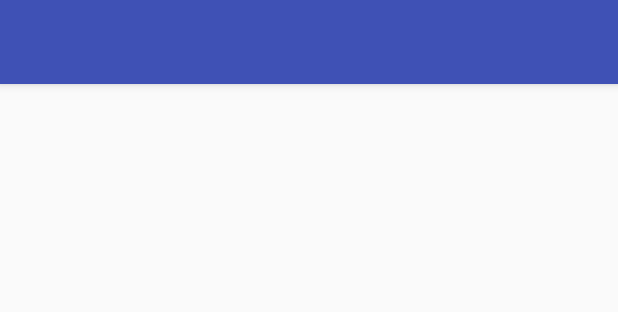
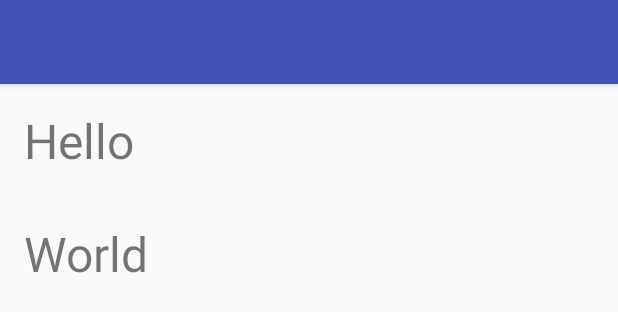
Before and after one commit to ndw6152/testmm, an Android app: the layout activity_main_homescreen.xml on its own in the app's theme, with its tools: preview values and no code run, on a phone screen of 412 x 824 dp. Shown: the top 312 px of the screen. Run offline under Robolectric (Android 15) with nearby library versions, the phone set to English and light mode, and no system bars.

Commit message:
Added textviews on the main page

```diff
--- a/TestLogin/app/src/main/res/layout/activity_main.xml
+++ b/TestLogin/app/src/main/res/layout/activity_main.xml
@@ -9,7 +9,7 @@
     tools:openDrawer="start">
 
     <include
-        layout="@layout/activity_fb_main"
+        layout="@layout/activity_main_homescreen"
         android:layout_width="match_parent"
         android:layout_height="match_parent" />
 
--- a/TestLogin/app/src/main/res/layout/activity_main_homescreen.xml
+++ b/TestLogin/app/src/main/res/layout/activity_main_homescreen.xml
@@ -1,9 +1,9 @@
 <?xml version="1.0" encoding="utf-8"?>
 <LinearLayout xmlns:android="http://schemas.android.com/apk/res/android"
+    xmlns:app="http://schemas.android.com/apk/res-auto"
     xmlns:tools="http://schemas.android.com/tools"
     android:layout_width="match_parent"
     android:layout_height="match_parent"
-    xmlns:app="http://schemas.android.com/apk/res-auto"
     android:fitsSystemWindows="true"
     android:orientation="vertical"
     tools:context="com.login.mm.nealio.testlogin.MainActivity">
@@ -22,4 +22,32 @@
             app:popupTheme="@style/AppTheme.PopupOverlay" />
     </android.support.design.widget.AppBarLayout>
 
+    <ScrollView
+        android:layout_width="wrap_content"
+        android:layout_height="wrap_content">
+
+        <LinearLayout
+            android:layout_width="wrap_content"
+            android:layout_height="wrap_content"
+
+            android:orientation="vertical">
+
+            <TextView
+                android:layout_width="wrap_content"
+                android:layout_height="wrap_content"
+                android:id="@+id/main_first_text"
+                android:layout_margin="16dp"
+                android:text="Hello"
+                android:textSize="32sp" />
+
+            <TextView
+                android:layout_width="wrap_content"
+                android:layout_height="wrap_content"
+                android:padding="16dp"
+                android:text="World"
+                android:textSize="32sp" />
+
+        </LinearLayout>
+    </ScrollView>
+
 </LinearLayout>
```
